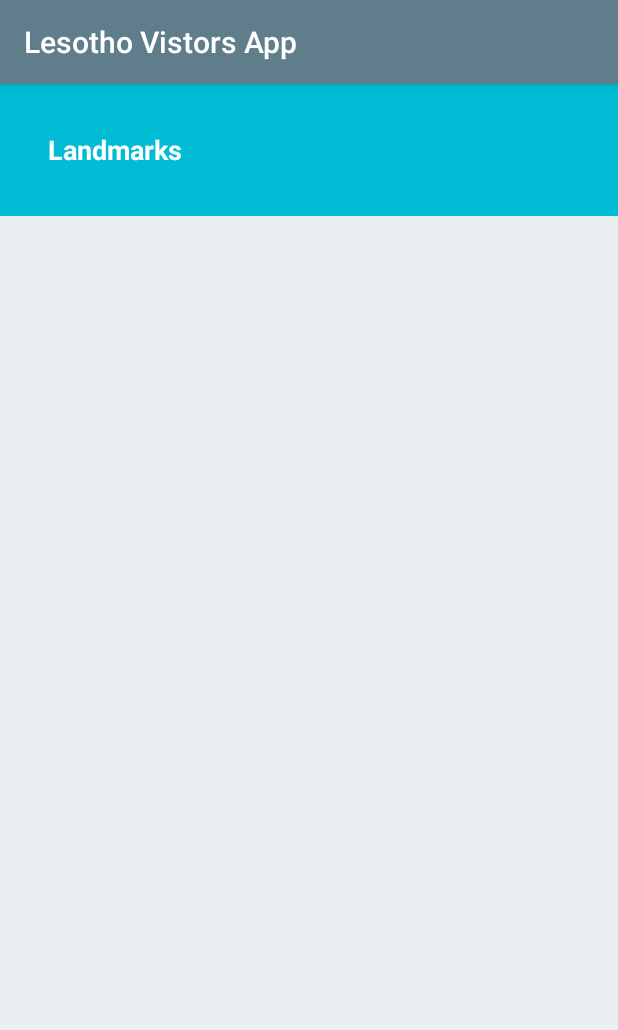
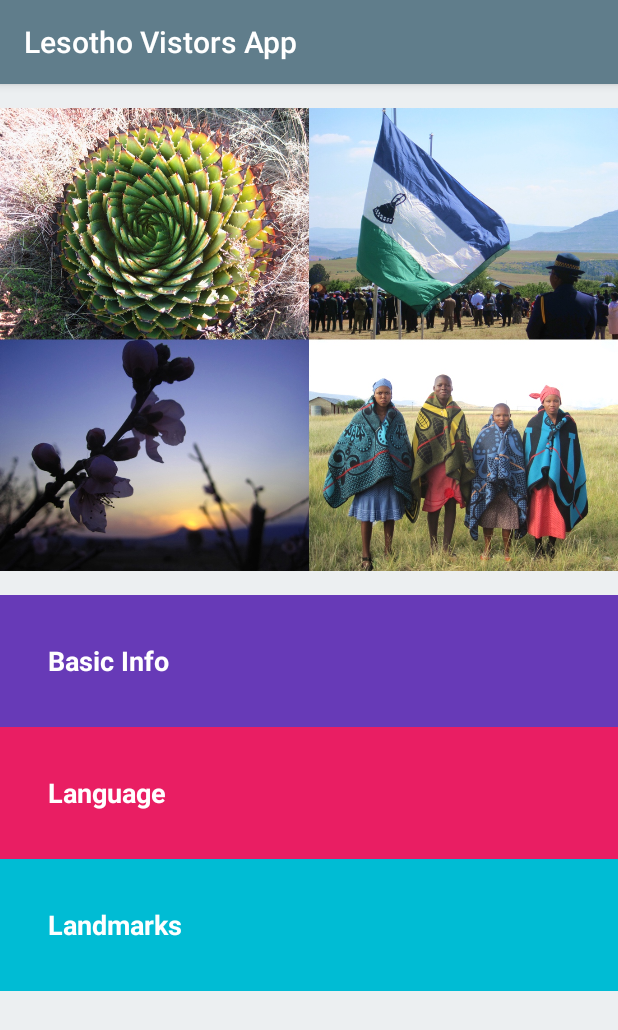
Before and after one commit to aparna-jay-master/Lesotho-Travel-App, an Android app: the screen it shows after launch (MainActivity), on a phone screen of 412 x 824 dp. Shown: the top 1030 px of the screen. Run offline under Robolectric (Android 15) with nearby library versions, the phone set to English and light mode, and no system bars.

Commit message:
Add main image and other category names

```diff
--- a/app/src/main/res/layout/activity_main.xml
+++ b/app/src/main/res/layout/activity_main.xml
@@ -1,26 +1,59 @@
 <?xml version="1.0" encoding="utf-8"?>
-<LinearLayout xmlns:android="http://schemas.android.com/apk/res/android"
+
+<ScrollView xmlns:android="http://schemas.android.com/apk/res/android"
     xmlns:app="http://schemas.android.com/apk/res-auto"
     xmlns:tools="http://schemas.android.com/tools"
     android:layout_width="match_parent"
     android:layout_height="match_parent"
+    android:background="@color/white_background"
     android:orientation="vertical"
-    android:background="@color/white_background"
     tools:context="com.example.android.lesothovistorsapp.MainActivity">
 
-    <!-- Historic Sites category -->
+    <LinearLayout
+        android:layout_width="match_parent"
+        android:layout_height="wrap_content"
+        android:orientation="vertical">
 
-    <FrameLayout
-        android:layout_width="match_parent"
-        android:layout_height="wrap_content">
-        <TextView
-            android:id="@+id/landmarks"
-            android:background="@color/category_landmarks"
-            android:text="@string/category_landmarks"
-            style="@style/CategoryStyle"/>
-    </FrameLayout>
+        <ImageView
+            android:layout_width="match_parent"
+            android:layout_height="wrap_content"
+            android:layout_marginBottom="16dp"
+            android:layout_marginTop="16dp"
+            android:adjustViewBounds="true"
+            android:src="@drawable/main_image" />
 
+        <FrameLayout
+            android:layout_width="match_parent"
+            android:layout_height="wrap_content">
 
+            <TextView
+                android:id="@+id/basic_info"
+                style="@style/CategoryStyle"
+                android:background="@color/category_info"
+                android:text="@string/category_info" />
+        </FrameLayout>
 
+        <FrameLayout
+            android:layout_width="match_parent"
+            android:layout_height="wrap_content">
 
-</LinearLayout>
+            <TextView
+                android:id="@+id/language"
+                style="@style/CategoryStyle"
+                android:background="@color/category_language"
+                android:text="@string/category_language" />
+        </FrameLayout>
+
+        <FrameLayout
+            android:layout_width="match_parent"
+            android:layout_height="wrap_content">
+
+            <TextView
+                android:id="@+id/landmarks"
+                style="@style/CategoryStyle"
+                android:background="@color/category_landmarks"
+                android:text="@string/category_landmarks" />
+        </FrameLayout>
+
+    </LinearLayout>
+</ScrollView>
--- a/app/src/main/res/values/colors.xml
+++ b/app/src/main/res/values/colors.xml
@@ -9,4 +9,10 @@
 
     <!--Color for Landmarks -->
     <color name="category_landmarks">#00BCD4</color>
+
+    <!--Color for Lanugage -->
+    <color name="category_language">#E91E63</color>
+
+    <!--Color for Basic Info -->
+    <color name="category_info">#673AB7</color>
 </resources>
--- a/app/src/main/res/values/strings.xml
+++ b/app/src/main/res/values/strings.xml
@@ -3,6 +3,10 @@
     <string name="app_name">Lesotho Vistors App</string>
     <!-- Category name for Landmarks [CHAR LIMIT=20] -->
     <string name="category_landmarks">Landmarks</string>
+    <!-- Category name for Language [CHAR LIMIT=20] -->
+    <string name="category_language">Language</string>
+    <!-- Category name for Basic Info [CHAR LIMIT=20] -->
+    <string name="category_info">Basic Info</string>
 
     <!--Strings for attractions-->
     <string name="falls">Maletsunyane Falls</string>
```
Also changed, not shown: app/src/main/res/drawable-hdpi/main_image.jpg (added), app/src/main/res/drawable-mdpi/main_image.jpg (added), app/src/main/res/drawable-xhdpi/main_image.jpg (added), 2 other files.
